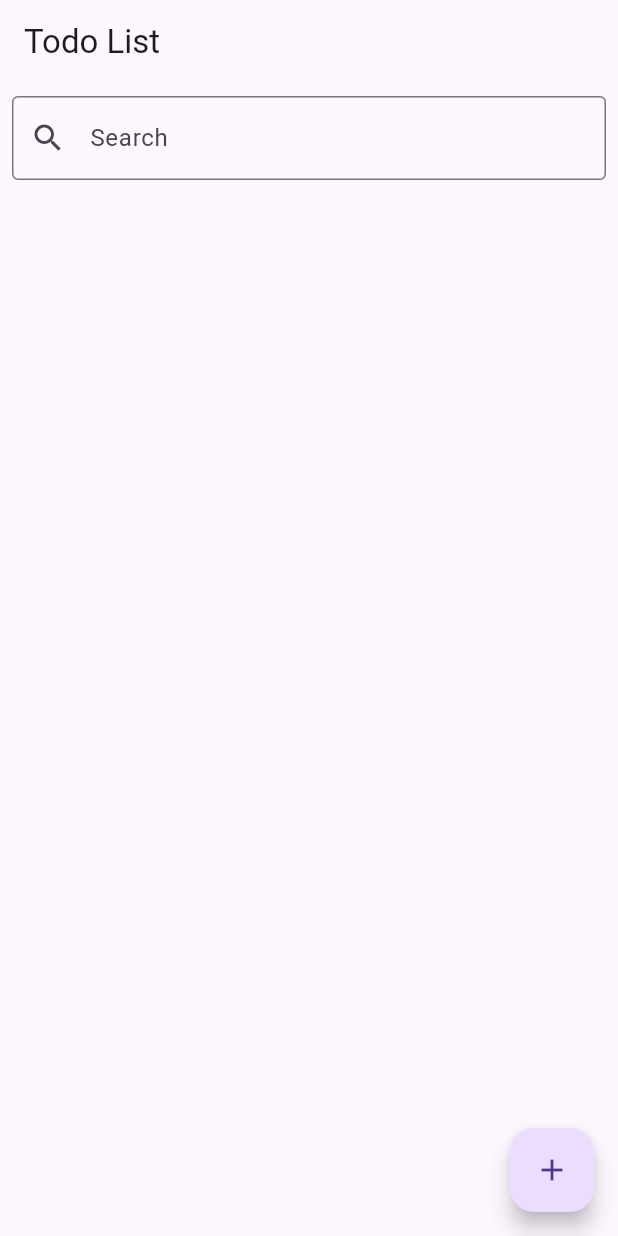
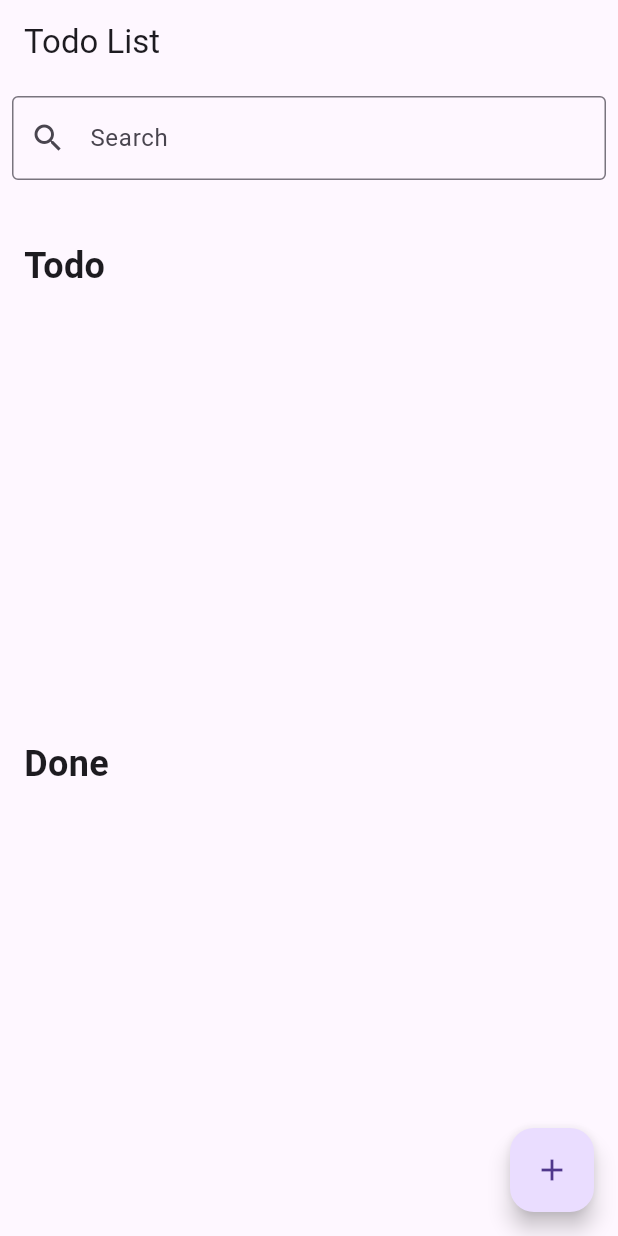
Before and after one commit to dimassdoubles/bk-sk-todolist, a Flutter app: the screen it shows after launch, on a phone screen of 412 x 824 dp. Run offline on Flutter 3.47's test engine with Material 2 defaults, Android fonts, the phone set to English and light mode, and no system bars; our stand-ins replace sqflite; accounts and stored records are empty.

Commit message:
Tambah fitur edit

```diff
--- a/lib/todo_app.dart
+++ b/lib/todo_app.dart
@@ -57,6 +57,7 @@ class _TodoAppState extends State<TodoApp> {
         title: const Text('Todo List'),
       ),
       body: Column(
+        crossAxisAlignment: CrossAxisAlignment.start,
         children: [
           MySearchBar(
             controller: _searchController,
@@ -64,11 +65,121 @@ class _TodoAppState extends State<TodoApp> {
               _search();
             },
           ),
+          const SizedBox(
+            height: 32,
+          ),
+          const Padding(
+            padding: EdgeInsets.symmetric(
+              horizontal: 16,
+            ),
+            child: Text(
+              "Todo",
+              style: TextStyle(
+                fontWeight: FontWeight.bold,
+                fontSize: 24,
+              ),
+            ),
+          ),
           Expanded(
+            flex: 1,
             child: ListView.builder(
               itemCount: _todos.length,
               itemBuilder: (context, index) {
                 var todo = _todos[index];
+                if (todo.completed) {
+                  return const SizedBox.shrink();
+                }
+                return GestureDetector(
+                  onTap: () {
+                    _editTitleController.text = todo.title;
+                    _editDescController.text = todo.description;
+
+                    showDialog(
+                      context: context,
+                      builder: (context) => AlertDialog(
+                        title: const Text('Edit Todo'),
+                        content: SizedBox(
+                          width: 200,
+                          height: 200,
+                          child: Column(
+                            children: [
+                              TextField(
+                                controller: _editTitleController,
+                                decoration: const InputDecoration(
+                                    hintText: 'Judul todo'),
+                              ),
+                              TextField(
+                                controller: _editDescController,
+                                decoration: const InputDecoration(
+                                    hintText: 'Deskripsi todo'),
+                              ),
+                            ],
+                          ),
+                        ),
+                        actions: [
+                          TextButton(
+                            child: const Text('Batalkan'),
+                            onPressed: () => Navigator.pop(context),
+                          ),
+                          TextButton(
+                            onPressed: () {
+                              _editTodo(todo);
+                              Navigator.pop(context);
+                            },
+                            child: const Text('Edit'),
+                          ),
+                        ],
+                      ),
+                    );
+                  },
+                  child: ListTile(
+                    leading: todo.completed
+                        ? IconButton(
+                            icon: const Icon(Icons.check_circle),
+                            onPressed: () {
+                              _check(todo);
+                            },
+                          )
+                        : IconButton(
+                            icon: const Icon(Icons.radio_button_unchecked),
+                            onPressed: () {
+                              _check(todo);
+                            },
+                          ),
+                    title: Text(todo.title),
+                    subtitle: Text(todo.description),
+                    trailing: IconButton(
+                      icon: const Icon(Icons.delete),
+                      onPressed: () {
+                        _removeTodo(todo);
+                      },
+                    ),
+                  ),
+                );
+              },
+            ),
+          ),
+          const Padding(
+            padding: EdgeInsets.symmetric(
+              horizontal: 16,
+            ),
+            child: Text(
+              "Done",
+              style: TextStyle(
+                fontWeight: FontWeight.bold,
+                fontSize: 24,
+              ),
+            ),
+          ),
+          Expanded(
+            flex: 1,
+            child: ListView.builder(
+              itemCount: _todos.length,
+              itemBuilder: (context, index) {
+                var todo = _todos[index];
+                if (!todo.completed) {
+                  return const SizedBox.shrink();
+                }
                 return GestureDetector(
                   onTap: () {
                     _editTitleController.text = todo.title;
```
